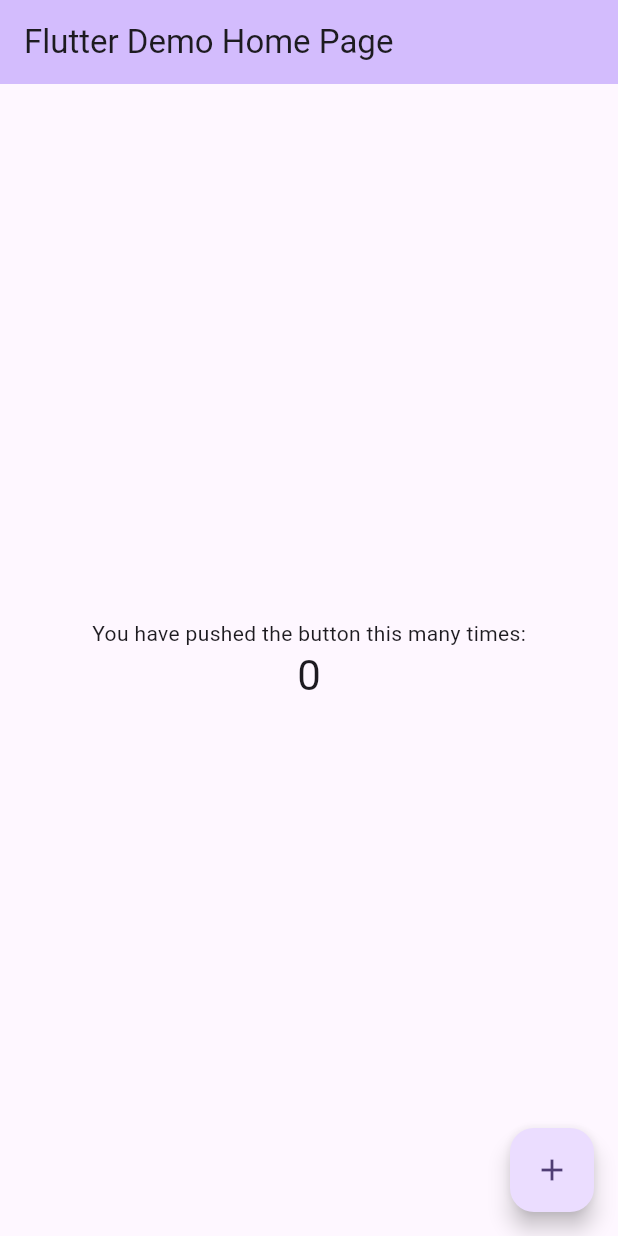
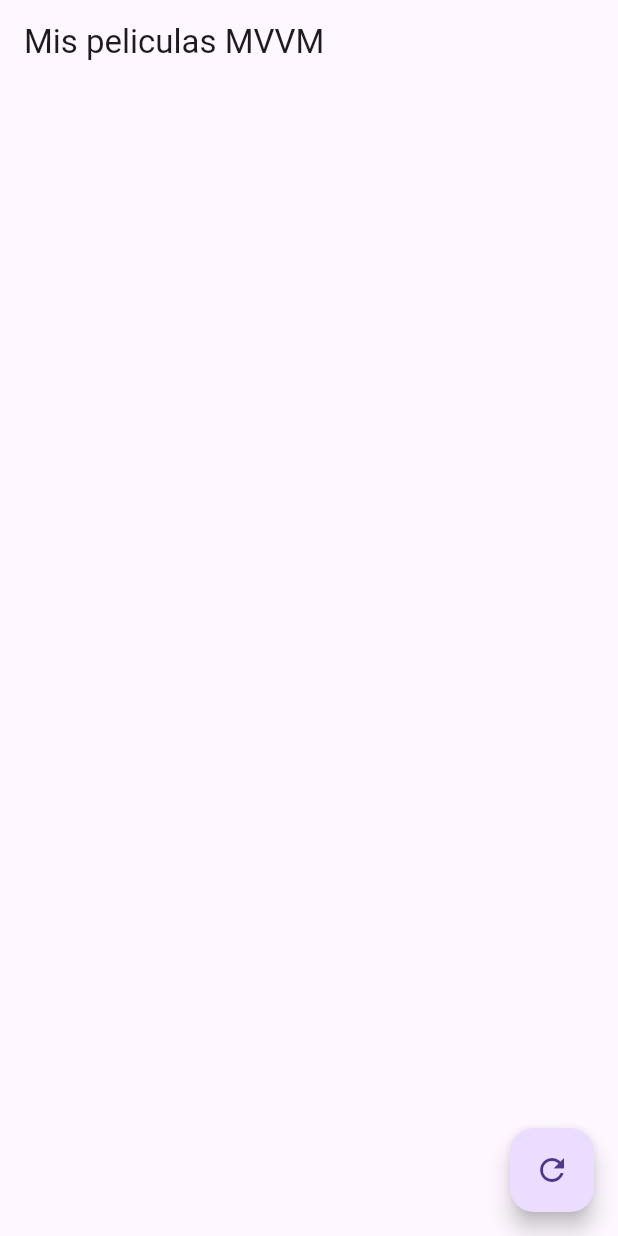
Before and after one commit to FranAO/ap_flutter_mvvm_9-12-2025, a Flutter app: the screen it shows after launch, on a phone screen of 412 x 824 dp. Run offline on Flutter 3.47's test engine with Material 3 defaults, Android fonts, the light colour scheme and no system bars.

Commit message:
Segundo Commit - Implementacion Final

```diff
--- a/lib/main.dart
+++ b/lib/main.dart
@@ -1,4 +1,7 @@
+import 'package:ap_flutter_mvvm/viewmodels/pelicula.viewmodel.dart';
+import 'package:ap_flutter_mvvm/views/pelicula.views.dart';
 import 'package:flutter/material.dart';
+import 'package:provider/provider.dart';
 
 void main() {
   runApp(const MyApp());
@@ -10,27 +13,11 @@ class MyApp extends StatelessWidget {
   // This widget is the root of your application.
   @override
   Widget build(BuildContext context) {
-    return MaterialApp(
-      title: 'Flutter Demo',
-      theme: ThemeData(
-        // This is the theme of your application.
-        //
-        // TRY THIS: Try running your application with "flutter run". You'll see
-        // the application has a purple toolbar. Then, without quitting the app,
-        // try changing the seedColor in the colorScheme below to Colors.green
-        // and then invoke "hot reload" (save your changes or press the "hot
-        // reload" button in a Flutter-supported IDE, or press "r" if you used
-        // the command line to start the app).
-        //
-        // Notice that the counter didn't reset back to zero; the application
-        // state is not lost during the reload. To reset the state, use hot
-        // restart instead.
-        //
-        // This works for code too, not just values: Most code changes can be
-        // tested with just a hot reload.
-        colorScheme: ColorScheme.fromSeed(seedColor: Colors.deepPurple),
+    return MultiProvider(providers: [ChangeNotifierProvider(create: (_) => PeliculaViewModel())],
+    child: MaterialApp(
+      debugShowCheckedModeBanner: false,
+      home: PeliculaView(),
       ),
-      home: const MyHomePage(title: 'Flutter Demo Home Page'),
     );
   }
 }
--- /dev/null
+++ b/lib/models/pelicula.model.dart
@@ -0,0 +1,8 @@
+class Pelicula {
+  final String Titulo;
+  final String Director;
+  final String Genero;
+  final int Anio;
+
+  Pelicula(this.Titulo, this.Director, this.Genero, this.Anio);
+}
--- /dev/null
+++ b/lib/viewmodels/pelicula.viewmodel.dart
@@ -0,0 +1,19 @@
+import 'package:ap_flutter_mvvm/models/pelicula.model.dart';
+import 'package:ap_flutter_mvvm/services/pelicula.service.dart';
+import 'package:flutter/cupertino.dart';
+
+class PeliculaViewModel extends ChangeNotifier{
+  final PeliculaService _peliculaService = PeliculaService();
+  List<Pelicula> _peliculas = [];
+  bool _cargando = false;
+  List<Pelicula> get peliculas => _peliculas;
+  bool get cargando => _cargando;
+
+  Future<void> fetchPeliculas() async {
+    _cargando = true;
+    notifyListeners();
+    _peliculas = await _peliculaService.fetchPeliculas();
+    _cargando = false;
+    notifyListeners();
+  }
+}
--- /dev/null
+++ b/lib/views/pelicula.views.dart
@@ -0,0 +1,31 @@
+import 'package:ap_flutter_mvvm/viewmodels/pelicula.viewmodel.dart';
+import 'package:flutter/cupertino.dart';
+import 'package:flutter/material.dart';
+import 'package:provider/provider.dart';
+
+class PeliculaView extends StatelessWidget{
+  const PeliculaView({super.key});
+  @override
+  Widget build(BuildContext context) {
+    // TODO: implement build
+    final peliculaViewmodel = Provider.of<PeliculaViewModel>(context);
+    return Scaffold(
+      appBar: AppBar(title: Text("Mis peliculas MVVM"),),
+      body: peliculaViewmodel.cargando? Center(child: CircularProgressIndicator(),):
+          ListView.builder(
+            itemBuilder: (context, index) {
+              final pelicula = peliculaViewmodel.peliculas[index];
+              return ListTile(title: Text("${pelicula.Titulo} (${pelicula.Anio})"),
+                subtitle: Text("${pelicula.Director}, (${pelicula.Genero})"),
+              );
+            },
+            itemCount: peliculaViewmodel.peliculas.length,
+          ),
+        floatingActionButton: FloatingActionButton(onPressed: () {
+          peliculaViewmodel.fetchPeliculas();
+        },
+        child: Icon(Icons.refresh),
+        ),
+    );
+  }
+}
--- a/pubspec.yaml
+++ b/pubspec.yaml
@@ -34,6 +34,8 @@ dependencies:
   # The following adds the Cupertino Icons font to your application.
   # Use with the CupertinoIcons class for iOS style icons.
   cupertino_icons: ^1.0.8
+  foundation: ^0.0.5
+  provider: ^6.1.5+1
 
 dev_dependencies:
   flutter_test:
```
Also changed, not shown: lib/services/pelicula.service.dart (added, +12 -0 lines), pubspec.lock.
